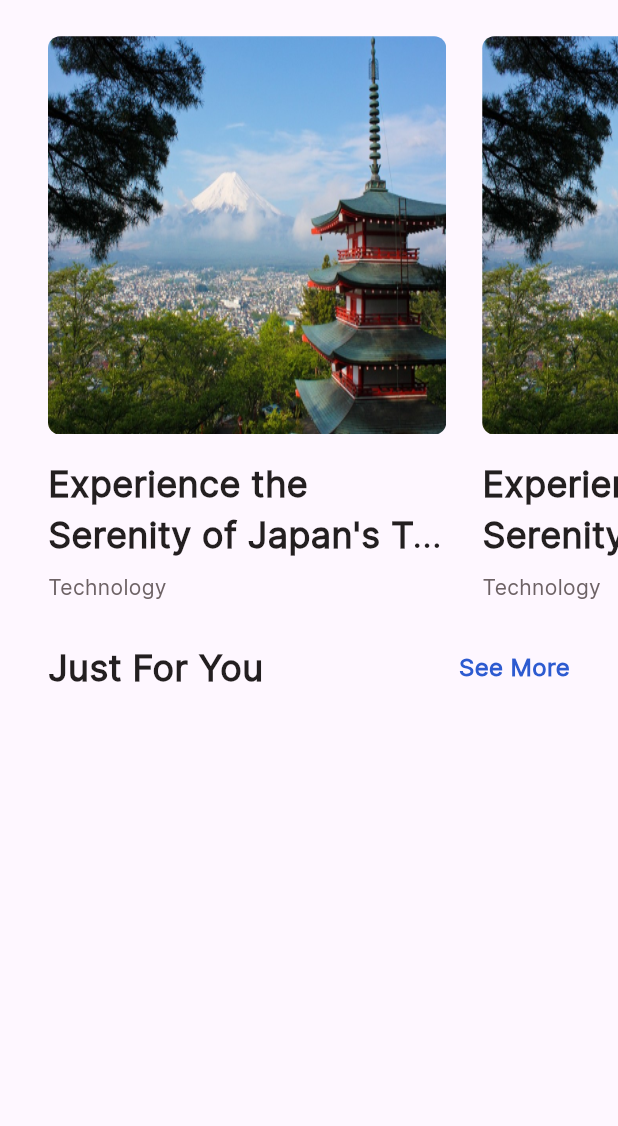
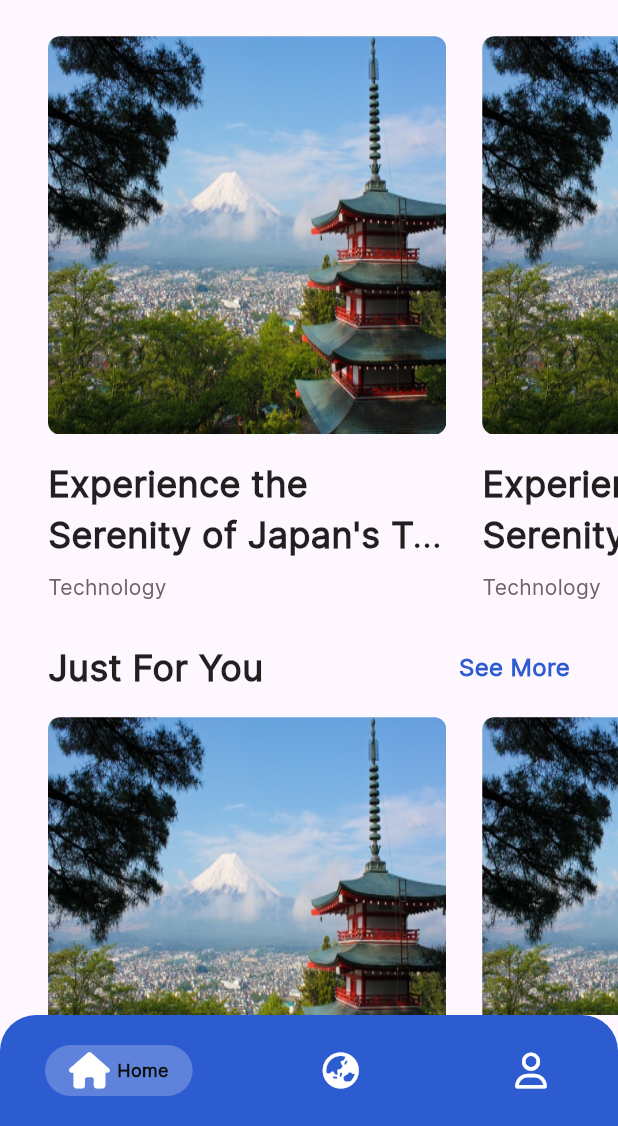
Before and after one commit to Mohamedgamaal16/lask_news_app, a Flutter app: the screen it shows after launch, on a phone screen of 412 x 824 dp, the part 110-1236 px from its top. Run offline on Flutter 3.47's test engine with Material 3 defaults, Android fonts, the light colour scheme and no system bars; drawn by our look-alikes of google_nav_bar; our stand-ins replace bloc, dartz, device_preview, dio, flutter_bloc, font_awesome_flutter and 4 more; project files that could hold a hidden picture were left out.

Commit message:
refactor ui - add for you sectio ui - add bootm nav bar ui

```diff
--- a/lib/features/home/presention/home_view.dart
+++ b/lib/features/home/presention/home_view.dart
@@ -1,4 +1,5 @@
 import 'package:flutter/material.dart';
+import 'package:trendspot_newes_app/features/home/presention/widgets/custom_bottom_navigation_bar.dart';
 import 'package:trendspot_newes_app/features/home/presention/widgets/home_view_body.dart';
 
 class HomeView extends StatelessWidget {
@@ -6,6 +7,8 @@ class HomeView extends StatelessWidget {
 
   @override
   Widget build(BuildContext context) {
-    return const Scaffold(body: SafeArea(child: HomeViewBody()));
+    return const Scaffold(
+        bottomNavigationBar: CustomBottomNavigationBar(),
+        body: SafeArea(child: HomeViewBody()));
   }
 }
--- /dev/null
+++ b/lib/features/home/presention/widgets/custom_bottom_navigation_bar.dart
@@ -0,0 +1,58 @@
+import 'package:flutter/material.dart';
+import 'package:font_awesome_flutter/font_awesome_flutter.dart';
+import 'package:google_nav_bar/google_nav_bar.dart';
+import 'package:trendspot_newes_app/core/utils/app_styles.dart';
+import 'package:trendspot_newes_app/core/utils/constants.dart';
+
+class CustomBottomNavigationBar extends StatefulWidget {
+  const CustomBottomNavigationBar({super.key});
+
+  @override
+  State<CustomBottomNavigationBar> createState() =>
+      _CustomBottomNavigationBarState();
+}
+
+class _CustomBottomNavigationBarState extends State<CustomBottomNavigationBar> {
+  @override
+  Widget build(BuildContext context) {
+    return ClipRRect(
+      borderRadius: const BorderRadius.only(
+        topLeft: Radius.circular(24),
+        topRight: Radius.circular(24),
+      ),
+      child: Container(
+        color: AppColors.kBlueColor,
+        child: Padding(
+          padding: const EdgeInsets.symmetric(vertical: 20, horizontal: 30),
+          child: ClipRRect(
+            child: GNav(
+              padding: const EdgeInsets.symmetric(vertical: 5 ,horizontal: 16),
+              activeColor: Colors.white,
+              textStyle: AppStyles.interStyleSemiBold12(context),
+              gap: 8,
+              tabBackgroundColor: Colors.white24,
+              backgroundColor: Colors.transparent,
+              tabs: const [
+                GButton(
+                  icon: FontAwesomeIcons.house,
+                  text: 'Home',
+                  iconColor: Colors.white,
+                ),
+                GButton(
+                  icon: FontAwesomeIcons.earthAsia,
+                  text: 'explore',
+                  iconColor: Colors.white,
+                ),
+                GButton(
+                  icon: FontAwesomeIcons.user,
+                  text: 'profile',
+                  iconColor: Colors.white,
+                ),
+              ],
+            ),
+          ),
+        ),
+      ),
+    );
+  }
+}
--- a/lib/features/home/presention/widgets/custom_scroll_item.dart
+++ b/lib/features/home/presention/widgets/custom_scroll_item.dart
@@ -13,7 +13,7 @@ class CustomScrollItem extends StatelessWidget {
         crossAxisAlignment: CrossAxisAlignment.start,
         children: [
           AspectRatio(
-            aspectRatio: 1,
+            aspectRatio: 269/269,
             child: Container(
               decoration: ShapeDecoration(
                 image: const DecorationImage(
--- a/lib/features/home/presention/widgets/home_view_body.dart
+++ b/lib/features/home/presention/widgets/home_view_body.dart
@@ -1,9 +1,8 @@
 import 'package:flutter/material.dart';
-import 'package:trendspot_newes_app/core/utils/constants.dart';
 import 'package:trendspot_newes_app/features/home/presention/widgets/custom_app_bar.dart';
-import 'package:trendspot_newes_app/features/home/presention/widgets/custom_scroll_item.dart';
 import 'package:trendspot_newes_app/features/home/presention/widgets/category_items_list.dart';
 import 'package:trendspot_newes_app/features/home/presention/widgets/just_for_you_header.dart';
+import 'package:trendspot_newes_app/features/home/presention/widgets/just_for_you_item_list.dart';
 
 class HomeViewBody extends StatelessWidget {
   const HomeViewBody({super.key});
@@ -37,7 +36,17 @@ class HomeViewBody extends StatelessWidget {
               padding: EdgeInsets.only(right: 32),
               child: JustForYouHeader(),
             ),
-          )
+          ),
+          SliverToBoxAdapter(
+            child: SizedBox(
+              height: 16,
+            ),
+          ),
+          SliverToBoxAdapter(
+              child: AspectRatio(
+            aspectRatio: 1,
+            child: JustForYouItemList(),
+          )),
         ],
       ),
     );
--- /dev/null
+++ b/lib/features/home/presention/widgets/just_for_you_item_list.dart
@@ -0,0 +1,22 @@
+import 'package:flutter/material.dart';
+import 'package:trendspot_newes_app/features/home/presention/widgets/custom_scroll_item.dart';
+
+class JustForYouItemList extends StatelessWidget {
+  const JustForYouItemList({super.key});
+
+  @override
+  Widget build(BuildContext context) {
+    return AspectRatio(
+      aspectRatio: 269 / 385,
+      child: ListView.builder(
+          scrollDirection: Axis.horizontal,
+          itemCount: 10,
+          itemBuilder: (BuildContext context, int index) {
+            return const Padding(
+              padding: EdgeInsets.only(right: 24.0),
+              child: CustomScrollItem(),
+            );
+          }),
+    );
+  }
+}
--- a/pubspec.yaml
+++ b/pubspec.yaml
@@ -45,6 +45,8 @@ dependencies:
   shimmer: ^3.0.0
   go_router: ^13.1.0
   device_preview: ^1.1.0
+  google_nav_bar: ^5.0.6
+  flutter_svg: ^2.0.10+1
 
 dev_dependencies:
   flutter_test:
```
Also changed, not shown: assets/images/globe-asia.svg (added), assets/images/home-alt.svg (added), assets/images/user.svg (added), pubspec.lock.
